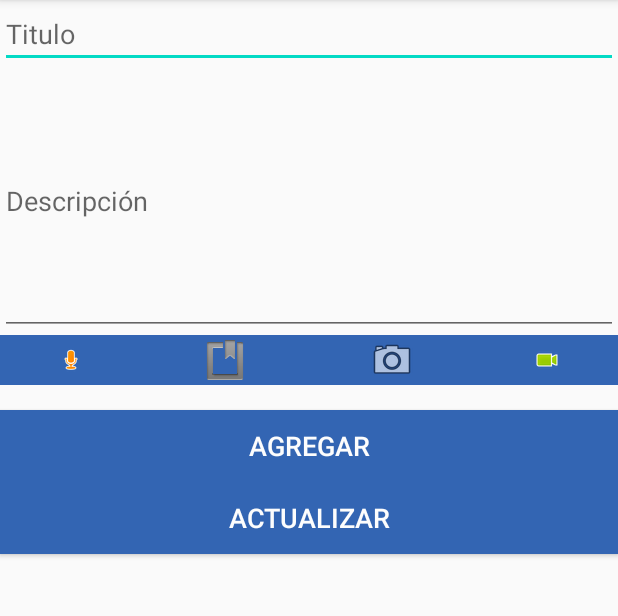
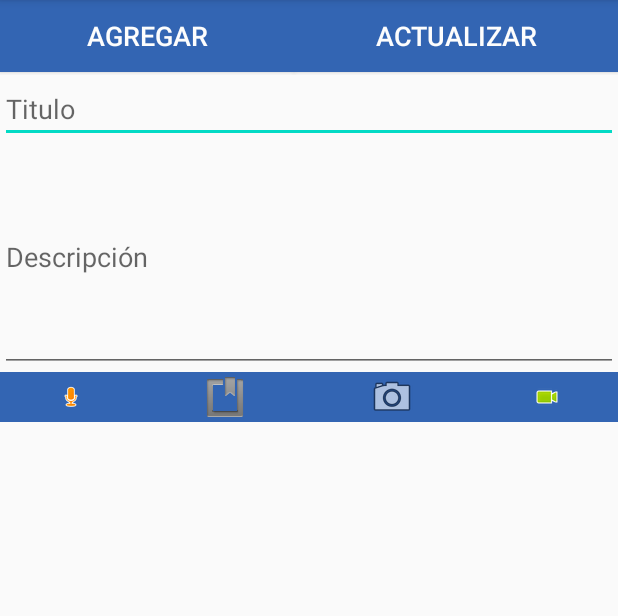
Before and after one commit to Jessica-Rubi/Notas_y_Tareas, an Android app: the DatosNotas screen opened directly, with no data from a screen before it, on a phone screen of 412 x 824 dp, the part 84-700 px from its top. Run offline under Robolectric (Android 15) with nearby library versions, the phone set to English and light mode, and no system bars.

Commit message:
septima? version

```diff
--- a/app/src/main/AndroidManifest.xml
+++ b/app/src/main/AndroidManifest.xml
@@ -21,7 +21,6 @@
         <activity android:name=".DatosNotas"></activity>
         <activity android:name=".ActivityTareas"></activity>
         <activity android:name=".DatosTareas"></activity>
-        <activity android:name=".Audio"></activity>
     </application>
 
 </manifest>
--- a/app/src/main/java/com/example/notasytareas/BDN.java
+++ b/app/src/main/java/com/example/notasytareas/BDN.java
@@ -11,17 +11,17 @@ public class BDN extends SQLiteOpenHelper {
             {"_id","Titulo","Descripcion"};
     public static final String TABLE_NOTA_NAME="nota";
     private  final String TABLE_NOTA = "create table nota ("+
-            COLUMNS_NOTA[0]+" integer primary key autoincrement, "+
+            COLUMNS_NOTA[0]+" varchar(20) primary key, "+
             COLUMNS_NOTA[1]+" varchar(100) null," +
             COLUMNS_NOTA[2]+" text not null);";
 
     public static final String[] COLUMNS_MULTIMEDIA =
-            {"_id","Titulo","Descripcion","Direccion", "Tipo"};
+            {"_id","Titulo","Direccion", "Tipo","IDReference"};
     public static final String TABLE_MULTIMEDIA_NAME="multimedia";
     private  final String TABLE_MULTIMEDIA = "create table multimedia ("+
             COLUMNS_MULTIMEDIA[0]+" integer primary key autoincrement, "+
             COLUMNS_MULTIMEDIA[1]+" varchar(100) null," +
-            COLUMNS_MULTIMEDIA[2]+" text null," +
+            COLUMNS_MULTIMEDIA[2]+" text not null," +
             COLUMNS_MULTIMEDIA[3]+" text not null," +
             COLUMNS_MULTIMEDIA[4]+" text not null);";
 
--- a/app/src/main/java/com/example/notasytareas/DaoNotas.java
+++ b/app/src/main/java/com/example/notasytareas/DaoNotas.java
@@ -21,6 +21,7 @@ public class DaoNotas {
     public long insert(Notas c){
         ContentValues cv = new ContentValues();
 
+        cv.put(BDN.COLUMNS_NOTA[0],c.getId());
         cv.put(BDN.COLUMNS_NOTA[1],c.getTitulo());
         cv.put(BDN.COLUMNS_NOTA[2],c.getDescripcion());
 
@@ -52,7 +53,7 @@ public class DaoNotas {
         if (c.moveToFirst()) {
             do {
                 Notas note = new Notas();
-                note.setId(c.getInt(c.getColumnIndex("_id")));
+                note.setId(c.getString(c.getColumnIndex("_id")));
                 note.setTitulo(c.getString(c.getColumnIndex("Titulo")));
                 note.setDescripcion(c.getString(c.getColumnIndex("Descripcion")));
                 studentsArrayList.add(note);
--- a/app/src/main/res/layout-sw600dp/fragment_notas.xml
+++ b/app/src/main/res/layout-sw600dp/fragment_notas.xml
@@ -14,6 +14,33 @@
         android:weightSum="1"
         tools:ignore="MissingConstraints">
 
+        <LinearLayout
+            android:layout_width="match_parent"
+            android:layout_height="50dp"
+            android:orientation="horizontal">
+
+            <Button
+                android:id="@+id/btnguardarNota"
+                android:layout_width="wrap_content"
+                android:layout_height="wrap_content"
+                android:layout_weight="1"
+                android:background="#3365B3"
+                android:text="@string/Agregar"
+                android:textColor="#FDFDFD"
+                android:textSize="18sp" />
+
+            <Button
+                android:id="@+id/btnactualizar"
+                android:layout_width="wrap_content"
+                android:layout_height="wrap_content"
+                android:layout_weight="1"
+                android:background="#3365B3"
+                android:text="@string/Actualizar"
+                android:textColor="#FDFDFD"
+                android:textSize="18sp" />
+
+        </LinearLayout>
+
         <EditText
             android:id="@+id/txttitulo"
             android:layout_width="match_parent"
@@ -25,7 +52,7 @@
         <EditText
             android:id="@+id/txtdescripcion"
             android:layout_width="match_parent"
-            android:layout_height="wrap_content"
+            android:layout_height="130dp"
             android:layout_weight="0.25"
             android:ems="10"
             android:hint="@string/Descripcion"
@@ -67,25 +94,17 @@
                 android:layout_weight="1"
                 android:background="#3365B3"
                 android:src="@android:drawable/presence_video_online" />
+        </LinearLayout>
 
-        </LinearLayout>
-        <Button
-            android:id="@+id/btnguardarNota"
-            android:layout_width="fill_parent"
-            android:layout_height="wrap_content"
-            android:background="#3365B3"
-            android:textColor="#FDFDFD"
-            android:text="@string/Agregar"
-            android:textSize="18sp" />
-
-        <Button
-            android:id="@+id/btnactualizar"
-            android:layout_width="fill_parent"
-            android:layout_height="wrap_content"
-            android:background="#3365B3"
-            android:textColor="#FDFDFD"
-            android:text="@string/Actualizar"
-            android:textSize="18sp" />
+        <ListView
+            android:id="@+id/listaMultimedia"
+            android:layout_width="match_parent"
+            android:layout_height="400dp"
+            android:divider="#06C5DD"
+            android:dividerHeight="0.9dp"
+            android:footerDividersEnabled="false"
+            android:headerDividersEnabled="false"
+            android:scrollbars="horizontal|vertical" />
     </LinearLayout>
 
 </FrameLayout>
--- a/app/src/main/res/layout/fragment_notas.xml
+++ b/app/src/main/res/layout/fragment_notas.xml
@@ -14,6 +14,33 @@
         android:weightSum="1"
         tools:ignore="MissingConstraints">
 
+        <LinearLayout
+            android:layout_width="match_parent"
+            android:layout_height="50dp"
+            android:orientation="horizontal">
+
+            <Button
+                android:id="@+id/btnguardarNota"
+                android:layout_width="wrap_content"
+                android:layout_height="wrap_content"
+                android:layout_weight="1"
+                android:background="#3365B3"
+                android:text="@string/Agregar"
+                android:textColor="#FDFDFD"
+                android:textSize="18sp" />
+
+            <Button
+                android:id="@+id/btnactualizar"
+                android:layout_width="wrap_content"
+                android:layout_height="wrap_content"
+                android:layout_weight="1"
+                android:background="#3365B3"
+                android:text="@string/Actualizar"
+                android:textColor="#FDFDFD"
+                android:textSize="18sp" />
+
+        </LinearLayout>
+
         <EditText
             android:id="@+id/txttitulo"
             android:layout_width="match_parent"
@@ -25,7 +52,7 @@
         <EditText
             android:id="@+id/txtdescripcion"
             android:layout_width="match_parent"
-            android:layout_height="wrap_content"
+            android:layout_height="130dp"
             android:layout_weight="0.25"
             android:ems="10"
             android:hint="@string/Descripcion"
@@ -67,25 +94,18 @@
                 android:layout_weight="1"
                 android:background="#3365B3"
                 android:src="@android:drawable/presence_video_online" />
+        </LinearLayout>
+
+        <ListView
+                android:id="@+id/listaMultimedia"
+                android:layout_width="match_parent"
+                android:layout_height="400dp"
+                android:divider="#06C5DD"
+                android:dividerHeight="0.9dp"
+                android:footerDividersEnabled="false"
+                android:headerDividersEnabled="false"
+                android:scrollbars="horizontal|vertical" />
 
         </LinearLayout>
-        <Button
-            android:id="@+id/btnguardarNota"
-            android:layout_width="fill_parent"
-            android:layout_height="wrap_content"
-            android:background="#3365B3"
-            android:textColor="#FDFDFD"
-            android:text="@string/Agregar"
-            android:textSize="18sp" />
-
-        <Button
-            android:id="@+id/btnactualizar"
-            android:layout_width="fill_parent"
-            android:layout_height="wrap_content"
-            android:background="#3365B3"
-            android:textColor="#FDFDFD"
-            android:text="@string/Actualizar"
-            android:textSize="18sp" />
-    </LinearLayout>
 
 </FrameLayout>
--- a/app/src/main/res/values/strings.xml
+++ b/app/src/main/res/values/strings.xml
@@ -12,6 +12,7 @@
     <string name="Fecha">Fecha</string>
     <string name="Hora">Hora</string>
     <string name="Actualizar">Actualizar</string>
+    <string name="Eliminar">Eliminar</string>
     <string name="Tareas">Tareas</string>
     <string name="GrabarA">Grabar Audio</string>
     <string name="ReproducirA">Reproducir Audio</string>
```
Also changed, not shown: app/src/main/java/com/example/notasytareas/Audio.java (deleted, +0 -197 lines), app/src/main/java/com/example/notasytareas/DaoMultimedia.java (+15 -10 lines), app/src/main/java/com/example/notasytareas/DatosNotas.java (+278 -6 lines), app/src/main/java/com/example/notasytareas/MainActivity.java (+7 -4 lines), app/src/main/java/com/example/notasytareas/Multimedia.java (+6 -6 lines), app/src/main/java/com/example/notasytareas/Notas.java (+5 -4 lines), 1 other file.
